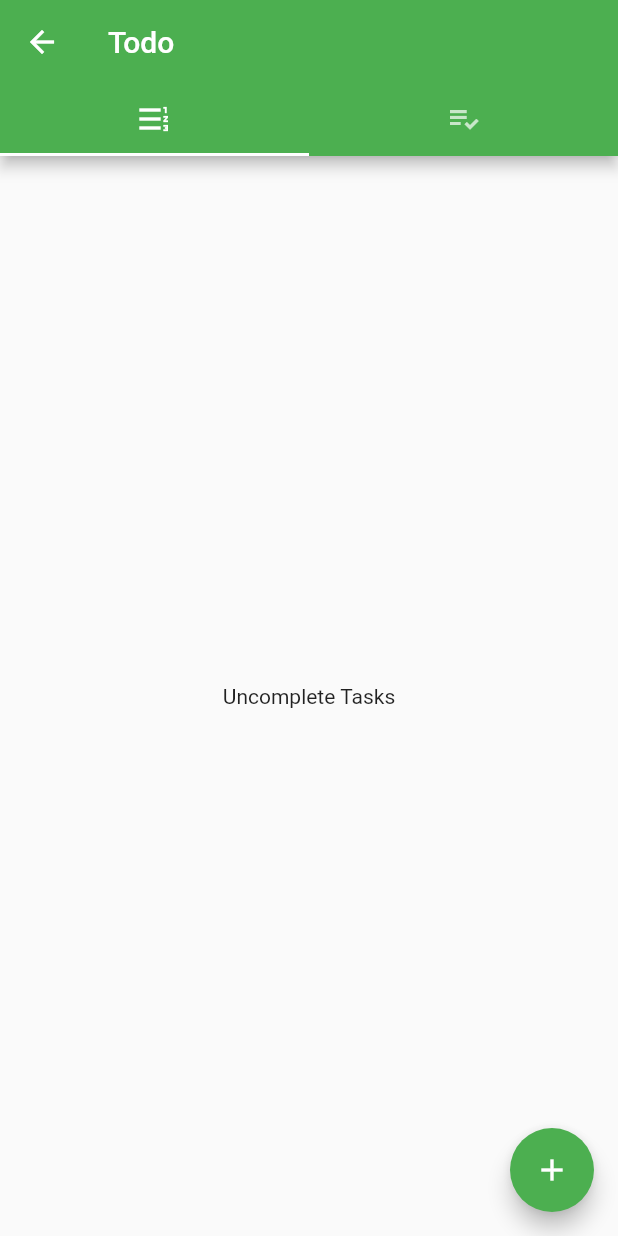
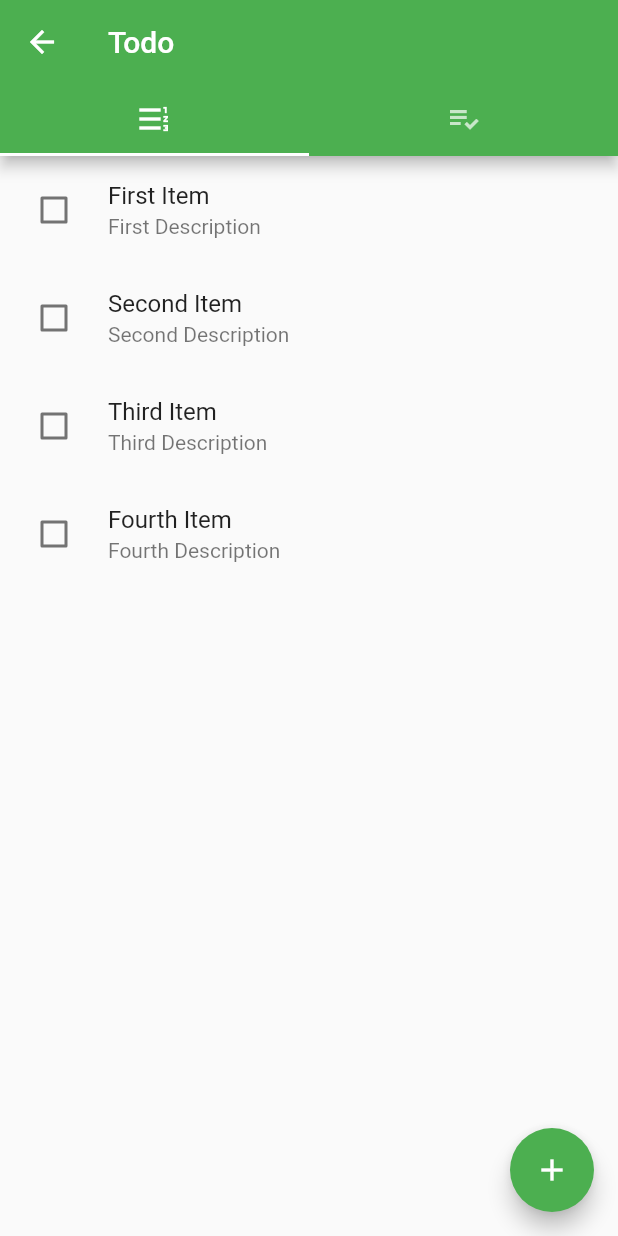
Before and after one commit to 2account/MyDashboard, a Flutter app: the TodoPage screen opened by its route, on a phone screen of 412 x 824 dp. Run offline on Flutter 3.47's test engine with Material 2 defaults, Android fonts, the phone set to English and light mode, and no system bars; our stand-ins replace share, sqflite; accounts and stored records are empty.

Commit message:
Organised, and added some stuff

```diff
--- a/lib/main.dart
+++ b/lib/main.dart
@@ -1,7 +1,7 @@
 import 'package:flutter/material.dart';
 import 'package:dashboard/screens/dashboard.dart';
-import 'package:dashboard/screens/notes.dart';
-import 'package:dashboard/screens/todos.dart';
+import 'package:dashboard/screens/notes/notes.dart';
+import 'package:dashboard/screens/todo/todopage.dart';
 
 void main() {
   runApp(FoodPlan());
--- /dev/null
+++ b/lib/models/todo/todomodel.dart
@@ -0,0 +1,51 @@
+class TodoModel {
+  int _id;
+  String _title;
+  String _description;
+  bool _isComplete;
+
+  TodoModel(this._id, this._title, this._description, this._isComplete);
+
+  int get id {
+    return this._id;
+  }
+  set id(int id) {
+    this._id = id;
+  }
+
+  String get title {
+    return this._title;
+  }
+  set title(String title) {
+    this._title = title;
+  }
+
+  String get description {
+    return this._description;
+  }
+  set description(String description) {
+    this._description = description;
+  }
+
+  bool get isComplete {
+    return this._isComplete;
+  }
+  set isComplete(bool isComplete) {
+    this._isComplete = isComplete;
+  }
+
+  Map<String, dynamic> toMap() {
+    // Map for storing values
+    Map<String, dynamic> _map = Map<String, dynamic>();
+    // Only assign value if id is not null
+    if (id != null) {
+      _map["id"] = _id;
+    }
+    // Assign other values
+    _map["title"] = _title;
+    _map["description"] = _description;
+    _map["isComplete"] = _isComplete;
+    // Return the map
+    return _map;
+  }
+}
--- a/lib/repositories/notesrepository.dart
+++ b/lib/repositories/notesrepository.dart
@@ -2,7 +2,7 @@ import 'package:sqflite/sqflite.dart';
 import 'dart:async';
 import 'dart:io';
 import 'package:path_provider/path_provider.dart';
-import 'package:dashboard/models/note.dart';
+import 'package:dashboard/models/notes/note.dart';
 
 /// Repository class used for accessing the SQLite database
 class NotesRepository {
--- a/lib/screens/notes.dart
+++ b/lib/screens/notes/notes.dart
@@ -1,10 +1,10 @@
 import 'dart:async';
-import 'package:dashboard/widgets/transparentroute.dart';
+import 'package:dashboard/widgets/notes/transparentroute.dart';
 import 'package:flutter/material.dart';
 import 'package:flutter/services.dart';
-import 'package:dashboard/models/note.dart';
+import 'package:dashboard/models/notes/note.dart';
 import 'package:dashboard/repositories/notesrepository.dart';
-import 'package:dashboard/widgets/notesdetail.dart';
+import 'package:dashboard/widgets/notes/notesdetail.dart';
 import 'package:sqflite/sqflite.dart';
 
 class NotesPage extends StatefulWidget {
--- /dev/null
+++ b/lib/screens/todo/todopage.dart
@@ -0,0 +1,116 @@
+import 'package:flutter/material.dart';
+import 'package:flutter/services.dart';
+import 'package:dashboard/models/todo/todomodel.dart';
+import 'package:dashboard/widgets/todo/todowidget.dart';
+
+class TodoPage extends StatefulWidget {
+  TodoPage({Key key, this.title}) : super(key: key);
+
+  final String title;
+
+  @override
+  _TodoPageState createState() => _TodoPageState();
+}
+
+class _TodoPageState extends State<TodoPage> {
+  List<TodoModel> todoList = [
+    TodoModel(1, 'First Item', 'First Description', false),
+    TodoModel(2, 'Second Item', 'Second Description', false),
+    TodoModel(3, 'Third Item', 'Third Description', false),
+    TodoModel(4, 'Fourth Item', 'Fourth Description', false)
+  ];
+
+  List<TodoModel> completeList = [
+    TodoModel(1, 'First Item', 'First Description', true),
+    TodoModel(2, 'Second Item', 'Second Description', true),
+    TodoModel(3, 'Third Item', 'Third Description', true),
+    TodoModel(4, 'Fourth Item', 'Fourth Description', true)
+  ];
+
+  @override
+  Widget build(BuildContext context) {
+    return DefaultTabController(
+      length: 2,
+      child: Scaffold(
+        appBar: AppBar(
+          title: Text(
+            widget.title,
+          ),
+          bottom: TabBar(
+            tabs: [
+              Tab(
+                icon: Icon(Icons.format_list_numbered_rtl),
+              ),
+              Tab(
+                icon: Icon(Icons.playlist_add_check),
+              )
+            ],
+          ),
+        ),
+        body: TabBarView(
+          children: [
+            Container(
+              child: Center(
+                child: ReorderableListView(
+                  onReorder: _onReorder,
+                  children: todoList.map(
+                    (todo) {
+                      return TodoWidget(
+                        key: Key("${todo.id}"),
+                        todo: todo,
+                      );
+                    },
+                  ).toList(),
+                ),
+              ),
+            ),
+            Container(
+              child: Center(
+                child: ReorderableListView(
+                  onReorder: _onReorder,
+                  children: completeList.map(
+                    (todo) {
+                      return TodoWidget(
+                        key: Key("${todo.id}"),
+                        todo: todo,
+                      );
+                    },
+                  ).toList(),
+                ),
+              ),
+            ),
+          ],
+        ),
+        floatingActionButton: FloatingActionButton(
+          child: Icon(
+            Icons.add,
+          ),
+          onPressed: () => {
+            HapticFeedback.vibrate(),
+          },
+        ),
+      ),
+    );
+  }
+
+  void _onReorder(int oldIndex, int newIndex) {
+    setState(() {
+      if (newIndex > oldIndex) {
+        newIndex -= 1;
+      }
+      final TodoModel item = todoList.removeAt(oldIndex);
+      todoList.insert(newIndex, item);
+    });
+  }
+
+  Widget buildBody() {
+    return ReorderableListView(
+      children: todoList.map((todo) {
+        return TodoWidget(
+          todo: todo,
+        );
+      }).toList(),
+      onReorder: _onReorder,
+    );
+  }
+}
--- a/lib/screens/todos.dart
+++ /dev/null
@@ -1,59 +0,0 @@
-import 'package:flutter/material.dart';
-import 'package:flutter/services.dart';
-
-class TodoPage extends StatefulWidget {
-  TodoPage({Key key, this.title}) : super(key: key);
-
-  final String title;
-
-  @override
-  _TodoPageState createState() => _TodoPageState();
-}
-
-class _TodoPageState extends State<TodoPage> {
-  @override
-  Widget build(BuildContext context) {
-    return DefaultTabController(
-      length: 2,
-      child: Scaffold(
-        appBar: AppBar(
-          title: Text(
-            widget.title,
-          ),
-          bottom: TabBar(
-            tabs: [
-              Tab(
-                icon: Icon(Icons.format_list_numbered_rtl),
-              ),
-              Tab(
-                icon: Icon(Icons.playlist_add_check),
-              )
-            ],
-          ),
-        ),
-        body: TabBarView(
-          children: <Widget>[
-            Container(
-              child: Center(
-                child: Text("Uncomplete Tasks"),
-              ),
-            ),
-            Container(
-              child: Center(
-                child: Text("Completed Tasks"),
-              ),
-            ),
-          ],
-        ),
-        floatingActionButton: FloatingActionButton(
-          child: Icon(
-            Icons.add,
-          ),
-          onPressed: () => {
-            HapticFeedback.vibrate(),
-          },
-        ),
-      ),
-    );
-  }
-}
--- a/lib/widgets/notesdetail.dart
+++ b/lib/widgets/notes/notesdetail.dart
@@ -1,5 +1,5 @@
 import 'package:flutter/material.dart';
-import 'package:dashboard/models/note.dart';
+import 'package:dashboard/models/notes/note.dart';
 import 'package:dashboard/repositories/notesrepository.dart';
 import 'package:intl/intl.dart';
 
--- /dev/null
+++ b/lib/widgets/todo/todowidget.dart
@@ -0,0 +1,44 @@
+import 'package:flutter/material.dart';
+import 'package:dashboard/models/todo/todomodel.dart';
+
+class TodoWidget extends StatefulWidget {
+  // Constructor
+  TodoWidget({Key key, this.todo}) : super(key: key);
+
+  // Field
+  final TodoModel todo;
+
+  // Override
+  @override
+  _TodoWidgetState createState() => _TodoWidgetState(todo, key);
+}
+
+class _TodoWidgetState extends State<TodoWidget> {
+  // Constructor
+  _TodoWidgetState(this.todo, this.key) : super();
+
+  // Fields
+  TodoModel todo;
+  Key key;
+
+  // Widget builder
+  @override
+  Widget build(BuildContext context) {
+    return CheckboxListTile(
+      key: key,
+      value: todo.isComplete,
+      title: Text(
+        "${todo.title}",
+      ),
+      subtitle: Text(
+        "${todo.description}",
+      ),
+      onChanged: (bool newValue) {
+        setState(() {
+          todo.isComplete = newValue;
+        });
+      },
+      controlAffinity: ListTileControlAffinity.leading,
+    );
+  }
+}
```
Also changed, not shown: lib/models/task.dart (deleted, +0 -7 lines), lib/models/notes/note.dart (renamed from lib/models/note.dart), lib/models/pantry/product.dart (renamed from lib/models/product.dart), lib/screens/pantry/pantry.dart (renamed from lib/screens/pantry.dart), lib/widgets/notes/transparentroute.dart (renamed from lib/widgets/transparentroute.dart).
